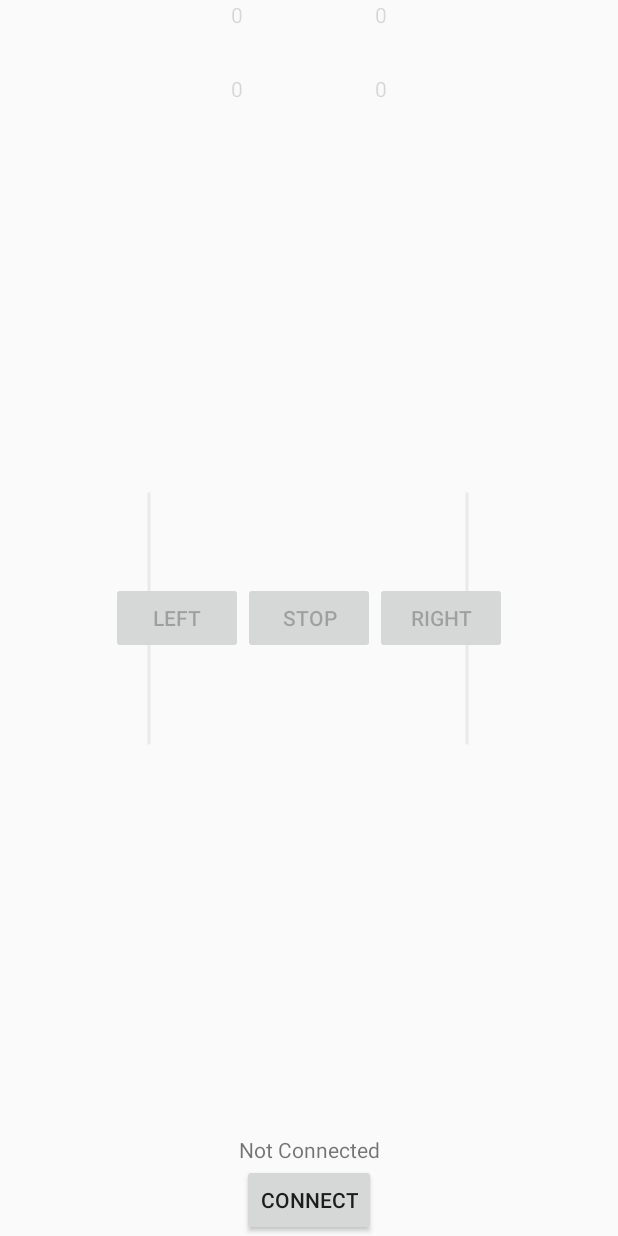
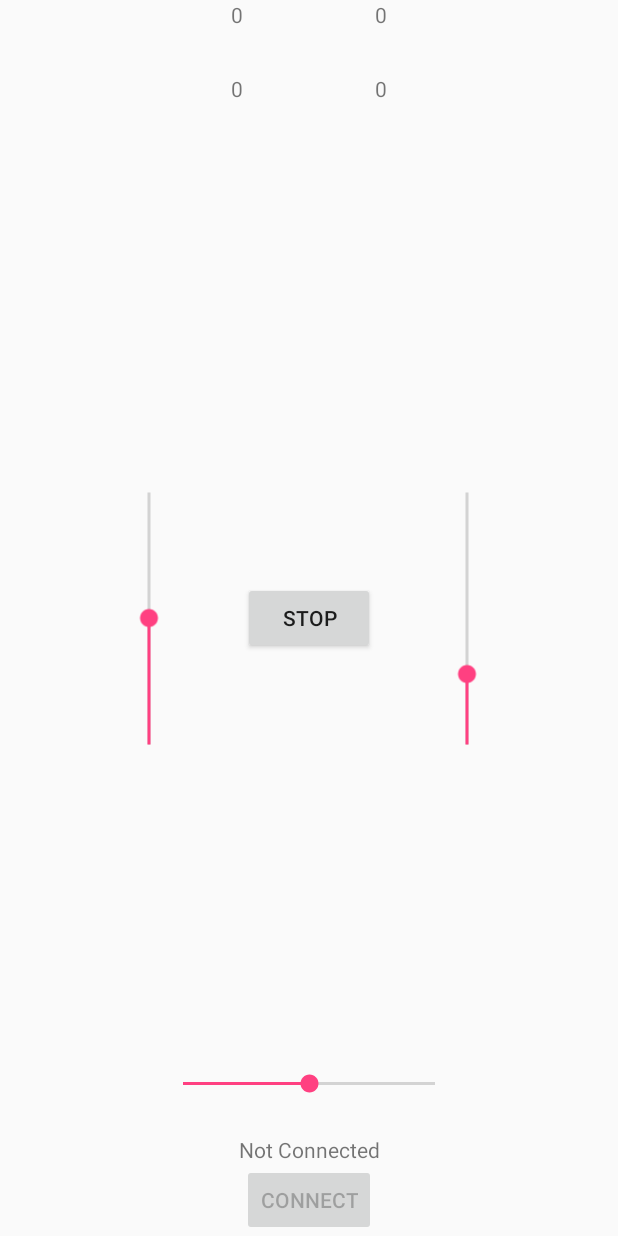
Before and after one commit to ArbiterGe/MecanumBot, an Android app: the screen it shows after launch (MainActivity), on a phone screen of 412 x 824 dp. Run offline under Robolectric (Android 15) with nearby library versions, the phone set to English and light mode, and no system bars.

Commit message:
Processing moved to android side

```diff
--- a/MecanumBotAndroidController/app/src/main/res/layout-land/activity_main.xml
+++ b/MecanumBotAndroidController/app/src/main/res/layout-land/activity_main.xml
@@ -13,7 +13,8 @@
         android:layout_width="200dp"
         app:layout_constraintStart_toStartOf="parent"
         app:layout_constraintTop_toTopOf="parent"
-        app:layout_constraintBottom_toBottomOf="parent" />
+        app:layout_constraintBottom_toBottomOf="parent"
+        android:max="180"/>
 
     <SeekBar
         android:id="@+id/rightSeekBar"
@@ -24,7 +25,8 @@
         app:layout_constraintBottom_toBottomOf="parent"
         app:layout_constraintEnd_toEndOf="parent"
         app:layout_constraintTop_toTopOf="parent"
-        tools:layout_editor_absoluteX="528dp" />
+        tools:layout_editor_absoluteX="528dp"
+        android:max="180"/>
 
     <Button
         android:id="@+id/stopBtn"
@@ -110,6 +112,7 @@
         app:layout_constraintStart_toStartOf="parent"
         app:layout_constraintBottom_toTopOf="@id/connectTextView"
         tools:layout_editor_absoluteX="272dp"
-        tools:layout_editor_absoluteY="202dp" />
+        tools:layout_editor_absoluteY="202dp"
+        android:max="180"/>
 
 </android.support.constraint.ConstraintLayout>
--- a/MecanumBotAndroidController/app/src/main/res/layout/activity_main.xml
+++ b/MecanumBotAndroidController/app/src/main/res/layout/activity_main.xml
@@ -13,7 +13,8 @@
         android:layout_width="200dp"
         app:layout_constraintStart_toStartOf="parent"
         app:layout_constraintTop_toTopOf="parent"
-        app:layout_constraintBottom_toBottomOf="parent" />
+        app:layout_constraintBottom_toBottomOf="parent"
+        android:max="180"/>
 
     <SeekBar
         android:id="@+id/rightSeekBar"
@@ -24,7 +25,8 @@
         app:layout_constraintBottom_toBottomOf="parent"
         app:layout_constraintEnd_toEndOf="parent"
         app:layout_constraintTop_toTopOf="parent"
-        tools:layout_editor_absoluteX="528dp" />
+        tools:layout_editor_absoluteX="528dp"
+        android:max="180"/>
 
     <Button
         android:id="@+id/stopBtn"
@@ -35,24 +37,6 @@
         app:layout_constraintBottom_toBottomOf="parent"
         app:layout_constraintStart_toStartOf="parent"
         android:text="Stop" />
-
-    <Button
-        android:id="@+id/leftBtn"
-        android:layout_width="wrap_content"
-        android:layout_height="wrap_content"
-        app:layout_constraintTop_toTopOf="parent"
-        app:layout_constraintBottom_toBottomOf="parent"
-        app:layout_constraintEnd_toStartOf="@id/stopBtn"
-        android:text="Left" />
-
-    <Button
-        android:id="@+id/rightBtn"
-        android:layout_width="wrap_content"
-        android:layout_height="wrap_content"
-        app:layout_constraintTop_toTopOf="parent"
-        app:layout_constraintBottom_toBottomOf="parent"
-        app:layout_constraintStart_toEndOf="@id/stopBtn"
-        android:text="Right" />
 
     <Button
         android:id="@+id/connectBtn"
@@ -118,4 +102,17 @@
         tools:layout_editor_absoluteX="266dp"
         tools:layout_editor_absoluteY="244dp" />
 
+    <SeekBar
+        android:id="@+id/middleseekBar"
+        android:layout_height="wrap_content"
+        android:layout_marginBottom="25dp"
+        android:progress="0"
+        android:layout_width="200dp"
+        app:layout_constraintEnd_toEndOf="parent"
+        app:layout_constraintStart_toStartOf="parent"
+        app:layout_constraintBottom_toTopOf="@id/connectTextView"
+        tools:layout_editor_absoluteX="272dp"
+        tools:layout_editor_absoluteY="202dp"
+        android:max="180"/>
+
 </android.support.constraint.ConstraintLayout>
--- a/MecanumBotAndroidController/app/src/main/res/values/strings.xml
+++ b/MecanumBotAndroidController/app/src/main/res/values/strings.xml
@@ -1,3 +1,5 @@
 <resources>
-    <string name="app_name">RobotController</string>
+    <string name="MikesBotControl">RobotController</string>
+    <string name="BTConnectFailed">BT Connect Failed</string>
+    <string name="PairDeviceFirst">Pair the Device First</string>
 </resources>
```
Also changed, not shown: MecanumBotAndroidController/app/src/main/java/mike/robotcontroller/MainActivity.java (+51 -70 lines), 1 other file.
